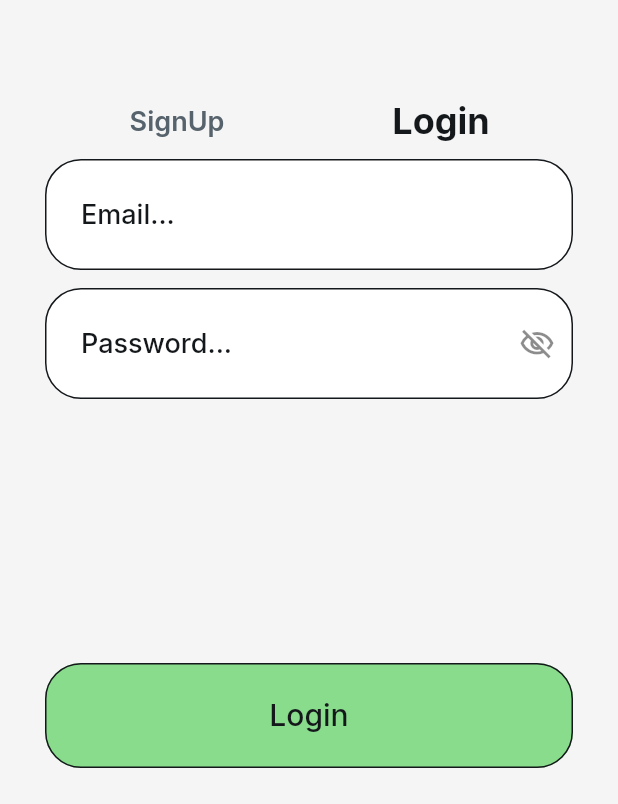
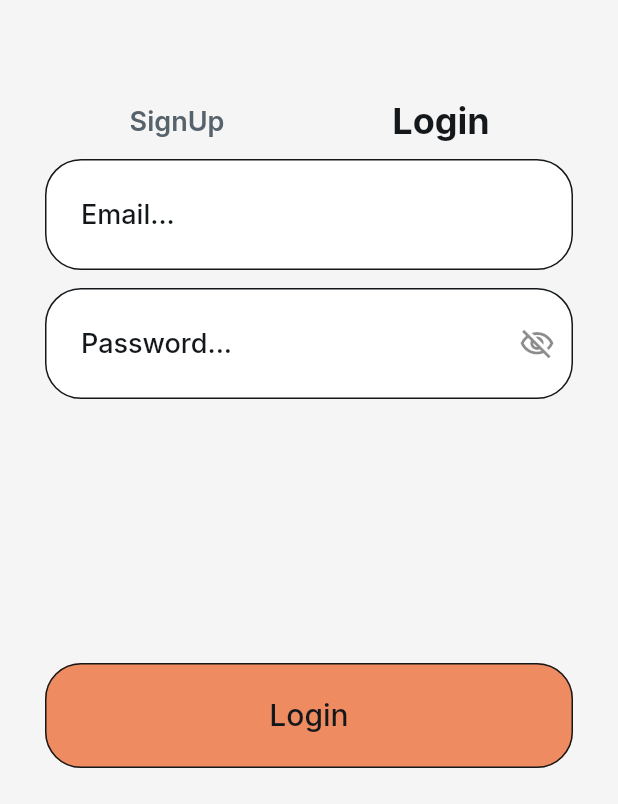
Before and after one commit to alyanamB/ToDoApp-FlutterFlow, a Flutter app: the screen it shows after launch, tab 2 chosen, on a phone screen of 412 x 824 dp, the part 432-1236 px from its top. Run offline on Flutter 3.47's test engine with Material 3 defaults, Android fonts, the phone set to English and light mode, and no system bars; drawn by our look-alikes of auto_size_text; our stand-ins replace cloud_firestore, easy_debounce, file_picker, firebase_auth, firebase_core, firebase_storage and 12 more; missing offline and left inert: json_path, mime_type; accounts and stored records are empty.

Commit message:
Updating to latest FlutterFlow output with Login Button Color Change

```diff
--- a/lib/login/login_widget.dart
+++ b/lib/login/login_widget.dart
@@ -753,7 +753,7 @@ class _LoginWidgetState extends State<LoginWidget>
                                   16.0, 0.0, 16.0, 0.0),
                               iconPadding: const EdgeInsetsDirectional.fromSTEB(
                                   0.0, 0.0, 0.0, 0.0),
-                              color: FlutterFlowTheme.of(context).primary,
+                              color: FlutterFlowTheme.of(context).tertiary,
                               textStyle: FlutterFlowTheme.of(context)
                                   .labelMedium
                                   .override(
```
